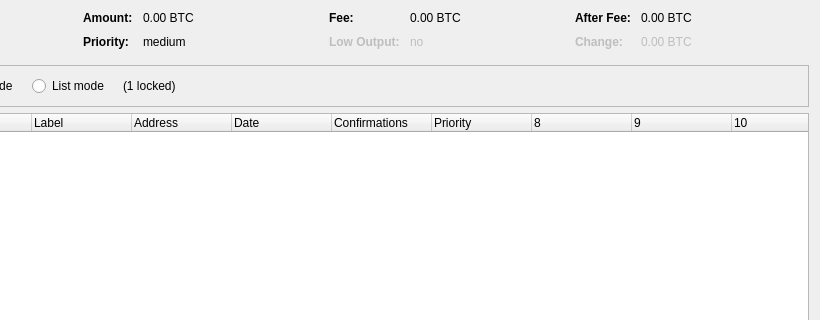
Old version of the form src/qt/forms/coincontroldialog.ui in the repository bd9142/campuscoin; both pictures show x 180 to 1000 and y 0 to 320 of the 1000 by 500 pixel window.
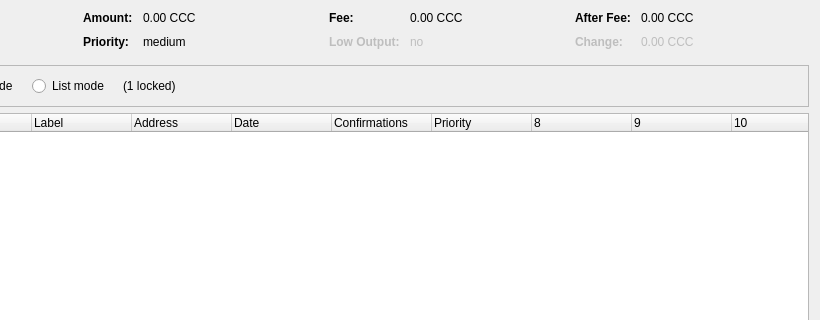
New version of the form. Custom widgets are drawn as their Qt base class.

```diff
--- a/src/qt/forms/coincontroldialog.ui
+++ b/src/qt/forms/coincontroldialog.ui
@@ -132,7 +132,7 @@
           <enum>Qt::ActionsContextMenu</enum>
          </property>
          <property name="text">
-          <string notr="true">0.00 BTC</string>
+          <string notr="true">0.00 CCC</string>
          </property>
          <property name="textInteractionFlags">
           <set>Qt::LinksAccessibleByMouse|Qt::TextSelectableByKeyboard|Qt::TextSelectableByMouse</set>
@@ -206,7 +206,7 @@
           <enum>Qt::ActionsContextMenu</enum>
          </property>
          <property name="text">
-          <string notr="true">0.00 BTC</string>
+          <string notr="true">0.00 CCC</string>
          </property>
          <property name="textInteractionFlags">
           <set>Qt::LinksAccessibleByMouse|Qt::TextSelectableByKeyboard|Qt::TextSelectableByMouse</set>
@@ -286,7 +286,7 @@
           <enum>Qt::ActionsContextMenu</enum>
          </property>
          <property name="text">
-          <string notr="true">0.00 BTC</string>
+          <string notr="true">0.00 CCC</string>
          </property>
          <property name="textInteractionFlags">
           <set>Qt::LinksAccessibleByMouse|Qt::TextSelectableByKeyboard|Qt::TextSelectableByMouse</set>
@@ -321,7 +321,7 @@
           <enum>Qt::ActionsContextMenu</enum>
          </property>
          <property name="text">
-          <string notr="true">0.00 BTC</string>
+          <string notr="true">0.00 CCC</string>
          </property>
          <property name="textInteractionFlags">
           <set>Qt::LinksAccessibleByMouse|Qt::TextSelectableByKeyboard|Qt::TextSelectableByMouse</set>
```
